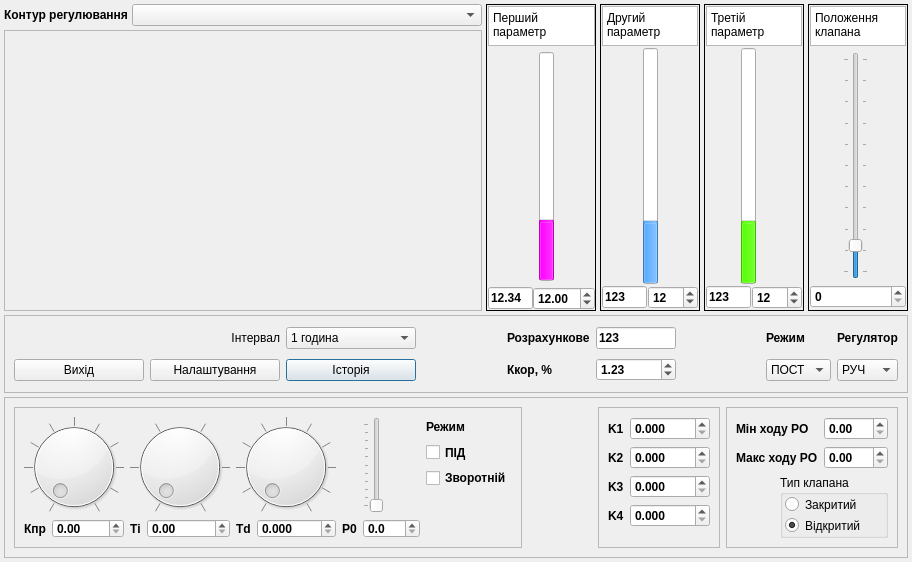
Above: panelReg/panelReg.ui from vanessaorgua/lib before the change. Below: the same form after it.
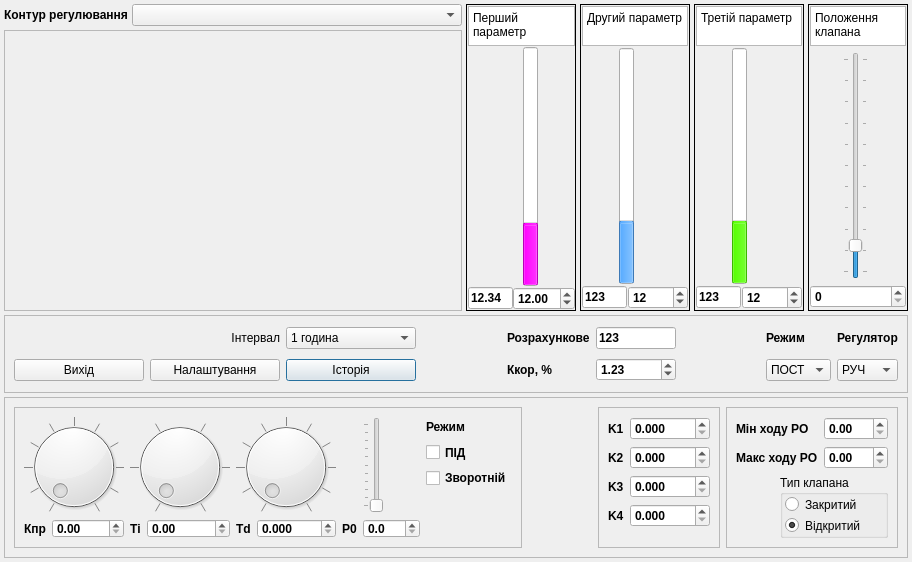
That is the form after the change. Icons and pictures are not drawn. Custom widgets are drawn as their Qt base class.

Commit message: Ще трохи поправлено дизайн панелі регулятора....

Diff of the .ui file:
```diff
--- a/panelReg/panelReg.ui
+++ b/panelReg/panelReg.ui
@@ -79,8 +79,8 @@
       <property name="bottomMargin">
        <number>0</number>
       </property>
-      <property name="horizontalSpacing">
-       <number>0</number>
+      <property name="spacing">
+       <number>1</number>
       </property>
       <item row="0" column="0" colspan="5">
        <widget class="QTextEdit" name="Value_1">
@@ -324,7 +324,7 @@
         </property>
         <property name="sizeHint" stdset="0">
          <size>
-          <width>40</width>
+          <width>20</width>
           <height>20</height>
          </size>
         </property>
@@ -1724,7 +1724,7 @@
     <widget class="QFrame" name="Parametr_2">
      <property name="maximumSize">
       <size>
-       <width>100</width>
+       <width>110</width>
        <height>16777215</height>
       </size>
      </property>
@@ -1736,7 +1736,7 @@
      </property>
      <layout class="QGridLayout" name="gridLayout_3">
       <property name="horizontalSpacing">
-       <number>0</number>
+       <number>1</number>
       </property>
       <property name="verticalSpacing">
        <number>2</number>
@@ -1744,7 +1744,7 @@
       <property name="margin">
        <number>1</number>
       </property>
-      <item row="0" column="0" colspan="7">
+      <item row="0" column="0" colspan="6">
        <widget class="QTextEdit" name="Value_2">
         <property name="sizePolicy">
          <sizepolicy hsizetype="Expanding" vsizetype="Fixed">
@@ -1779,7 +1779,7 @@
         </property>
        </widget>
       </item>
-      <item row="1" column="6" rowspan="2">
+      <item row="1" column="5" rowspan="2">
        <spacer name="horizontalSpacer_20">
         <property name="orientation">
          <enum>Qt::Horizontal</enum>
@@ -1789,13 +1789,13 @@
         </property>
         <property name="sizeHint" stdset="0">
          <size>
-          <width>25</width>
+          <width>1</width>
           <height>20</height>
          </size>
         </property>
        </spacer>
       </item>
-      <item row="4" column="0" colspan="7">
+      <item row="4" column="0" colspan="6">
        <widget class="QFrame" name="frame_5">
         <property name="frameShape">
          <enum>QFrame::NoFrame</enum>
@@ -1878,7 +1878,7 @@
         </layout>
        </widget>
       </item>
-      <item row="1" column="5" rowspan="2">
+      <item row="1" column="4" rowspan="2">
        <widget class="QSlider" name="vsSP_2">
         <property name="whatsThis">
          <string>Завдання на другий параметер</string>
@@ -1927,7 +1927,7 @@
         </property>
        </widget>
       </item>
-      <item row="1" column="3" rowspan="2">
+      <item row="1" column="2" rowspan="2">
        <widget class="QProgressBar" name="pbPV_2">
         <property name="maximumSize">
          <size>
@@ -1993,22 +1993,6 @@
        </widget>
       </item>
       <item row="1" column="1">
-       <spacer name="horizontalSpacer">
-        <property name="orientation">
-         <enum>Qt::Horizontal</enum>
-        </property>
-        <property name="sizeType">
-         <enum>QSizePolicy::Minimum</enum>
-        </property>
-        <property name="sizeHint" stdset="0">
-         <size>
-          <width>15</width>
-          <height>20</height>
-         </size>
-        </property>
-       </spacer>
-      </item>
-      <item row="1" column="2">
        <widget class="Scale" name="scalePV_2" native="true">
         <property name="sizePolicy">
          <sizepolicy hsizetype="Preferred" vsizetype="Expanding">
@@ -2031,7 +2015,7 @@
     <widget class="QFrame" name="Parametr_3">
      <property name="maximumSize">
       <size>
-       <width>100</width>
+       <width>110</width>
        <height>16777215</height>
       </size>
      </property>
@@ -2043,7 +2027,7 @@
      </property>
      <layout class="QGridLayout" name="gridLayout_4">
       <property name="horizontalSpacing">
-       <number>0</number>
+       <number>1</number>
       </property>
       <property name="verticalSpacing">
        <number>2</number>
@@ -2139,7 +2123,7 @@
         </property>
         <property name="sizeHint" stdset="0">
          <size>
-          <width>25</width>
+          <width>1</width>
           <height>20</height>
          </size>
         </property>
```
